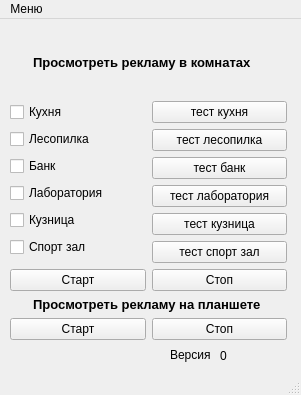
The window that clicker_zero_city/windows_ui/see.ui (maklai26rus/clicker) describes before a commit, drawn with Qt 5.
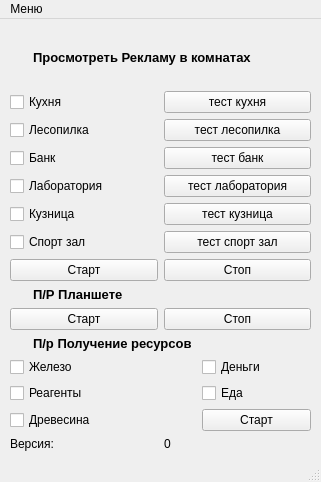
The same window after the commit.

Commit message: Добавил возможность Теперь пока идет просмотр рекламы кнопка горит жолтым Если рекламу просмотрели то становится гореть зеленым

```diff
--- a/clicker_zero_city/windows_ui/see.ui
+++ b/clicker_zero_city/windows_ui/see.ui
@@ -6,8 +6,8 @@
    <rect>
     <x>0</x>
     <y>0</y>
-    <width>301</width>
-    <height>395</height>
+    <width>321</width>
+    <height>482</height>
    </rect>
   </property>
   <property name="windowTitle">
@@ -19,8 +19,8 @@
      <rect>
       <x>10</x>
       <y>10</y>
-      <width>277</width>
-      <height>311</height>
+      <width>301</width>
+      <height>422</height>
      </rect>
     </property>
     <layout class="QVBoxLayout" name="verticalLayout_2">
@@ -48,7 +48,7 @@
 </string>
            </property>
            <property name="text">
-            <string>Просмотреть рекламу в комнатах</string>
+            <string>Просмотреть Рекламу в комнатах</string>
            </property>
            <property name="textFormat">
             <enum>Qt::PlainText</enum>
@@ -67,8 +67,8 @@
          <item>
           <layout class="QHBoxLayout" name="horizontalLayout">
            <item>
-            <layout class="QVBoxLayout" name="verticalLayout">
-             <item>
+            <layout class="QGridLayout" name="gridLayout_3">
+             <item row="0" column="0">
               <widget class="QCheckBox" name="kitchen_room">
                <property name="mouseTracking">
                 <bool>true</bool>
@@ -81,99 +81,87 @@
                </property>
               </widget>
              </item>
-             <item>
+             <item row="1" column="0">
               <widget class="QCheckBox" name="sawmill_room">
                <property name="text">
                 <string>Лесопилка</string>
                </property>
               </widget>
              </item>
-             <item>
+             <item row="0" column="1">
+              <widget class="QPushButton" name="btn_kitchen_test">
+               <property name="styleSheet">
+                <string notr="true"/>
+               </property>
+               <property name="text">
+                <string>тест кухня</string>
+               </property>
+              </widget>
+             </item>
+             <item row="2" column="0">
               <widget class="QCheckBox" name="bank_room">
                <property name="text">
                 <string>Банк</string>
                </property>
               </widget>
              </item>
-             <item>
+             <item row="3" column="0">
               <widget class="QCheckBox" name="lab_room">
                <property name="text">
                 <string>Лаборатория</string>
                </property>
               </widget>
              </item>
-             <item>
+             <item row="1" column="1">
+              <widget class="QPushButton" name="btn_sawmill_test">
+               <property name="text">
+                <string>тест лесопилка</string>
+               </property>
+              </widget>
+             </item>
+             <item row="4" column="0">
               <widget class="QCheckBox" name="forge_room">
                <property name="text">
                 <string>Кузница</string>
                </property>
               </widget>
              </item>
-             <item>
+             <item row="5" column="0">
               <widget class="QCheckBox" name="zal_room">
                <property name="text">
                 <string>Спорт зал</string>
                </property>
               </widget>
              </item>
-            </layout>
-           </item>
-           <item>
-            <layout class="QVBoxLayout" name="verticalLayout_4">
-             <item>
-              <widget class="QPushButton" name="btn_kitchen_test">
-               <property name="styleSheet">
-                <string notr="true"/>
-               </property>
-               <property name="text">
-                <string>тест кухня</string>
-               </property>
-              </widget>
-             </item>
-             <item>
-              <widget class="QPushButton" name="btn_sawmill_test">
-               <property name="text">
-                <string>тест лесопилка</string>
-               </property>
-              </widget>
-             </item>
-             <item>
-              <widget class="QPushButton" name="btn_bank_test">
-               <property name="text">
-                <string>тест банк</string>
-               </property>
-              </widget>
-             </item>
-             <item>
+             <item row="3" column="1">
               <widget class="QPushButton" name="btn_lab_test">
                <property name="text">
                 <string>тест лаборатория</string>
                </property>
               </widget>
              </item>
-             <item>
-              <widget class="QPushButton" name="btn_forge_test">
+             <item row="2" column="1">
+              <widget class="QPushButton" name="btn_bank_test">
                <property name="text">
-                <string>тест кузница</string>
+                <string>тест банк</string>
                </property>
               </widget>
              </item>
-             <item>
+             <item row="5" column="1">
               <widget class="QPushButton" name="btn_zal_test">
                <property name="text">
                 <string>тест спорт зал</string>
                </property>
               </widget>
              </item>
-            </layout>
-           </item>
-          </layout>
-         </item>
-         <item>
-          <layout class="QVBoxLayout" name="verticalLayout_6">
-           <item>
-            <layout class="QHBoxLayout" name="horizontalLayout_3">
-             <item>
+             <item row="4" column="1">
+              <widget class="QPushButton" name="btn_forge_test">
+               <property name="text">
+                <string>тест кузница</string>
+               </property>
+              </widget>
+             </item>
+             <item row="6" column="0">
               <widget class="QPushButton" name="btn_start_rooms">
                <property name="styleSheet">
                 <string notr="true"/>
@@ -183,7 +171,7 @@
                </property>
               </widget>
              </item>
-             <item>
+             <item row="6" column="1">
               <widget class="QPushButton" name="btn_stop_rooms">
                <property name="text">
                 <string>Стоп</string>
@@ -192,6 +180,13 @@
              </item>
             </layout>
            </item>
+          </layout>
+         </item>
+         <item>
+          <layout class="QVBoxLayout" name="verticalLayout_6">
+           <item>
+            <layout class="QHBoxLayout" name="horizontalLayout_3"/>
+           </item>
            <item>
             <widget class="QLabel" name="label_tablet">
              <property name="font">
@@ -205,7 +200,7 @@
               <string notr="true">margin-left : 20</string>
              </property>
              <property name="text">
-              <string>Просмотреть рекламу на планшете</string>
+              <string>П/Р Планшете</string>
              </property>
             </widget>
            </item>
@@ -227,6 +222,90 @@
              </item>
             </layout>
            </item>
+           <item>
+            <layout class="QGridLayout" name="gridLayout">
+             <item row="2" column="1">
+              <widget class="QCheckBox" name="check_foot">
+               <property name="text">
+                <string>Еда</string>
+               </property>
+              </widget>
+             </item>
+             <item row="3" column="0">
+              <widget class="QCheckBox" name="check_wood">
+               <property name="text">
+                <string>Древесина</string>
+               </property>
+              </widget>
+             </item>
+             <item row="2" column="0">
+              <widget class="QCheckBox" name="check_reagent">
+               <property name="text">
+                <string>Реагенты</string>
+               </property>
+              </widget>
+             </item>
+             <item row="1" column="1">
+              <widget class="QCheckBox" name="check_baks">
+               <property name="text">
+                <string>Деньги</string>
+               </property>
+              </widget>
+             </item>
+             <item row="3" column="1">
+              <widget class="QPushButton" name="pushButton">
+               <property name="text">
+                <string>Старт</string>
+               </property>
+              </widget>
+             </item>
+             <item row="1" column="0">
+              <widget class="QCheckBox" name="check_forge">
+               <property name="text">
+                <string>Железо</string>
+               </property>
+              </widget>
+             </item>
+             <item row="0" column="0">
+              <widget class="QLabel" name="label_resources">
+               <property name="font">
+                <font>
+                 <pointsize>10</pointsize>
+                 <weight>75</weight>
+                 <bold>true</bold>
+                </font>
+               </property>
+               <property name="styleSheet">
+                <string notr="true">margin-left : 20</string>
+               </property>
+               <property name="text">
+                <string>П/р Получение ресурсов</string>
+               </property>
+               <property name="textInteractionFlags">
+                <set>Qt::TextEditable</set>
+               </property>
+              </widget>
+             </item>
+            </layout>
+           </item>
+           <item>
+            <layout class="QHBoxLayout" name="horizontalLayout_5">
+             <item>
+              <widget class="QLabel" name="version">
+               <property name="text">
+                <string>Версия:</string>
+               </property>
+              </widget>
+             </item>
+             <item>
+              <widget class="QLabel" name="version_number">
+               <property name="text">
+                <string>0</string>
+               </property>
+              </widget>
+             </item>
+            </layout>
+           </item>
            <item>
             <layout class="QHBoxLayout" name="horizontalLayout_2">
              <item>
@@ -245,39 +324,13 @@
      </item>
     </layout>
    </widget>
-   <widget class="QLabel" name="version">
-    <property name="geometry">
-     <rect>
-      <x>170</x>
-      <y>326</y>
-      <width>41</width>
-      <height>20</height>
-     </rect>
-    </property>
-    <property name="text">
-     <string>Версия:</string>
-    </property>
-   </widget>
-   <widget class="QLabel" name="version_number">
-    <property name="geometry">
-     <rect>
-      <x>220</x>
-      <y>330</y>
-      <width>47</width>
-      <height>13</height>
-     </rect>
-    </property>
-    <property name="text">
-     <string>0</string>
-    </property>
-   </widget>
   </widget>
   <widget class="QMenuBar" name="menubar">
    <property name="geometry">
     <rect>
      <x>0</x>
      <y>0</y>
-     <width>301</width>
+     <width>321</width>
      <height>21</height>
     </rect>
    </property>
```
The commit also changes 3 other files.
